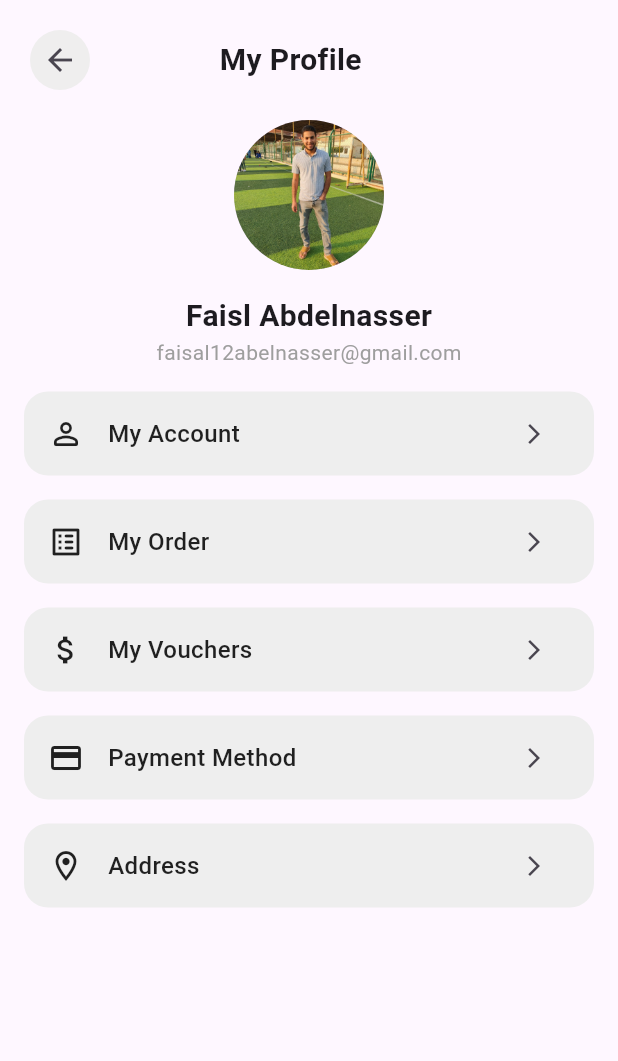
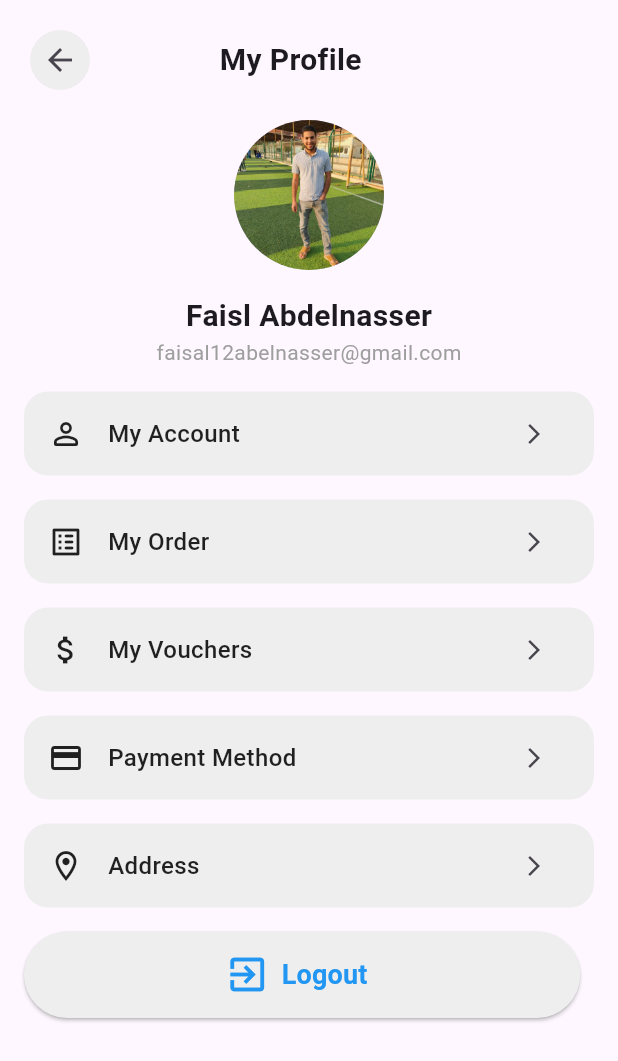
Before and after one commit to faisal-abdelnase/supermarket-delivery, a Flutter app: the MyProfileView screen opened by its route, on a phone screen of 412 x 824 dp. Shown: the top 1061 px of the screen. Run offline on Flutter 3.47's test engine with Material 3 defaults, Android fonts, the light colour scheme and no system bars; our stand-ins replace curved_navigation_bar, dotted_border, flutter_rating_bar, font_awesome_flutter, percent_indicator, pin_code_fields and 1 more; accounts and stored records are empty.

Commit message:
add button to profile page to log out

```diff
--- a/lib/features/profile/presentation/view/my_profile_view.dart
+++ b/lib/features/profile/presentation/view/my_profile_view.dart
@@ -11,6 +11,8 @@ class MyProfileView extends StatelessWidget {
 
   @override
   Widget build(BuildContext context) {
+    final screenWidth = MediaQuery.of(context).size.width;
+    final screenHeight = MediaQuery.of(context).size.height;
     return Scaffold(
       body: SafeArea(
         top: true,
@@ -34,13 +36,19 @@ class MyProfileView extends StatelessWidget {
 
 
                 ProfileUserInfo(),
-
-
-
                 ProfileInfo(),
 
-
-
+                ElevatedButton.icon(
+                  style: ElevatedButton.styleFrom(
+                          fixedSize: Size(screenWidth * 0.9, screenHeight * 0.07),
+                          backgroundColor: Colors.grey[200],
+                          foregroundColor: Colors.blue
+                        ),
+                  onPressed: (){},
+                  label: Text("Logout",
+                  style: TextStyle(fontSize: 18, fontWeight: FontWeight.bold, ),),
+                  icon: Icon(Icons.exit_to_app, size: 30, color: Colors.blue,),
+                  )
 
               ],
             ),
```
